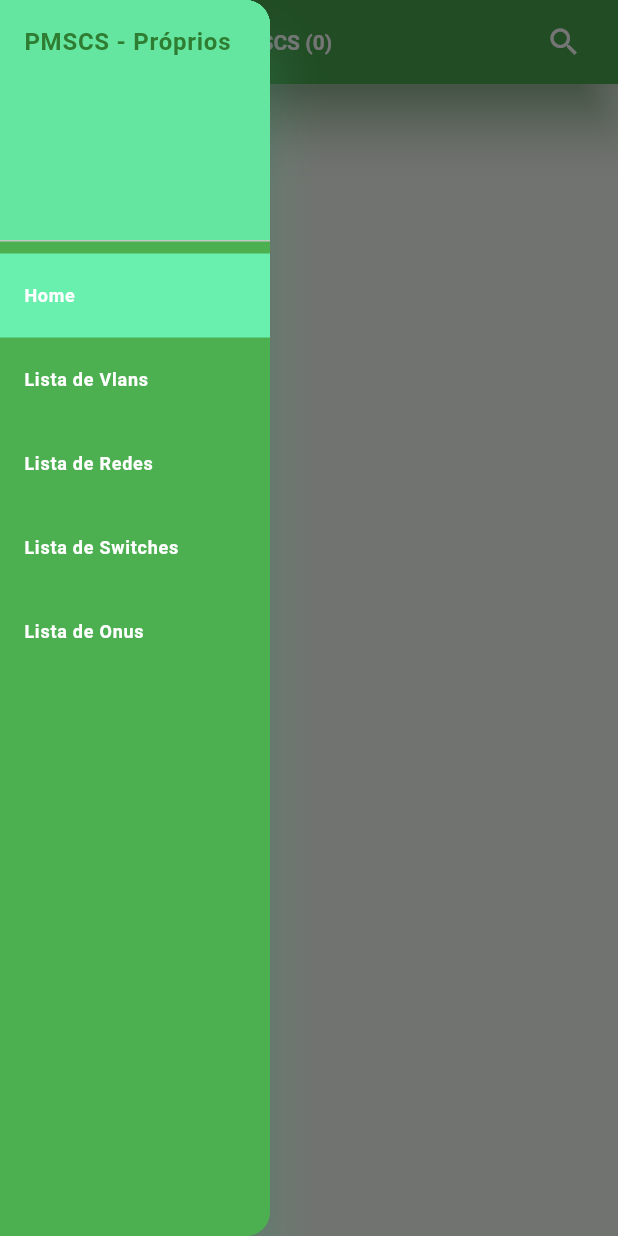
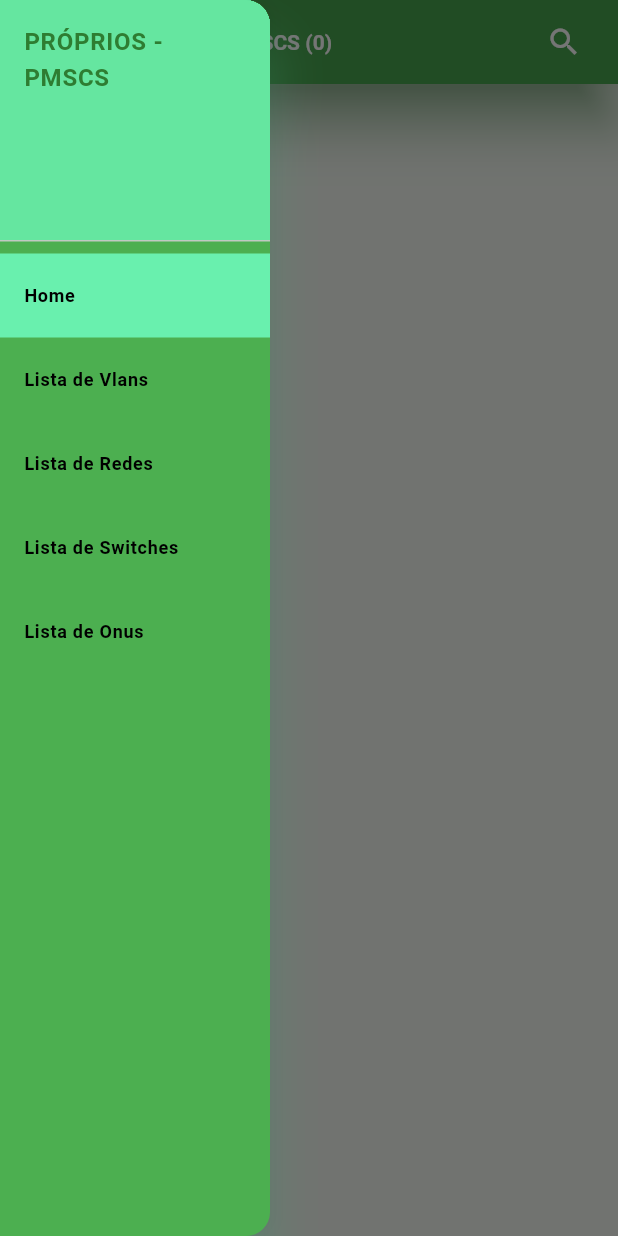
Before and after one commit to pliniogim/getx_proprios, a Flutter app: the screen it shows after launch, with the side drawer open, on a phone screen of 412 x 824 dp. Run offline on Flutter 3.47's test engine with Material 3 defaults, Android fonts, the phone set to English and light mode, and no system bars; our stand-ins replace get, sqflite_common_ffi; missing offline and left inert: bitsdojo_window; accounts and stored records are empty.

Commit message:
Initial13-complemento

```diff
--- a/lib/home/widgets/custom_drawer.dart
+++ b/lib/home/widgets/custom_drawer.dart
@@ -25,7 +25,7 @@ class CustomDrawer extends StatelessWidget {
                 color: Colors.greenAccent.withOpacity(0.85),
               ),
               child: Text(
-                'PMSCS - Próprios',
+                'PRÓPRIOS - PMSCS',
                 style: TextStyle(
                   fontWeight: FontWeight.bold,
                   color: Colors.green[800],
@@ -38,7 +38,7 @@ class CustomDrawer extends StatelessWidget {
                 style: TextStyle(
                   fontSize: 12.0,
                   fontWeight: FontWeight.bold,
-                  color: Colors.white,
+                  color: Colors.black,
                 ),
               ),
               tileColor:
@@ -54,7 +54,7 @@ class CustomDrawer extends StatelessWidget {
                 style: TextStyle(
                   fontSize: 12.0,
                   fontWeight: FontWeight.bold,
-                  color: Colors.white,
+                  color: Colors.black,
                 ),
               ),
               tileColor:
@@ -70,7 +70,7 @@ class CustomDrawer extends StatelessWidget {
                 style: TextStyle(
                   fontSize: 12.0,
                   fontWeight: FontWeight.bold,
-                  color: Colors.white,
+                  color: Colors.black,
                 ),
               ),
               tileColor:
@@ -86,7 +86,7 @@ class CustomDrawer extends StatelessWidget {
                 style: TextStyle(
                   fontSize: 12.0,
                   fontWeight: FontWeight.bold,
-                  color: Colors.white,
+                  color: Colors.black,
                 ),
               ),
               tileColor:
@@ -102,7 +102,7 @@ class CustomDrawer extends StatelessWidget {
                 style: TextStyle(
                   fontSize: 12.0,
                   fontWeight: FontWeight.bold,
-                  color: Colors.white,
+                  color: Colors.black,
                 ),
               ),
               tileColor:
```
